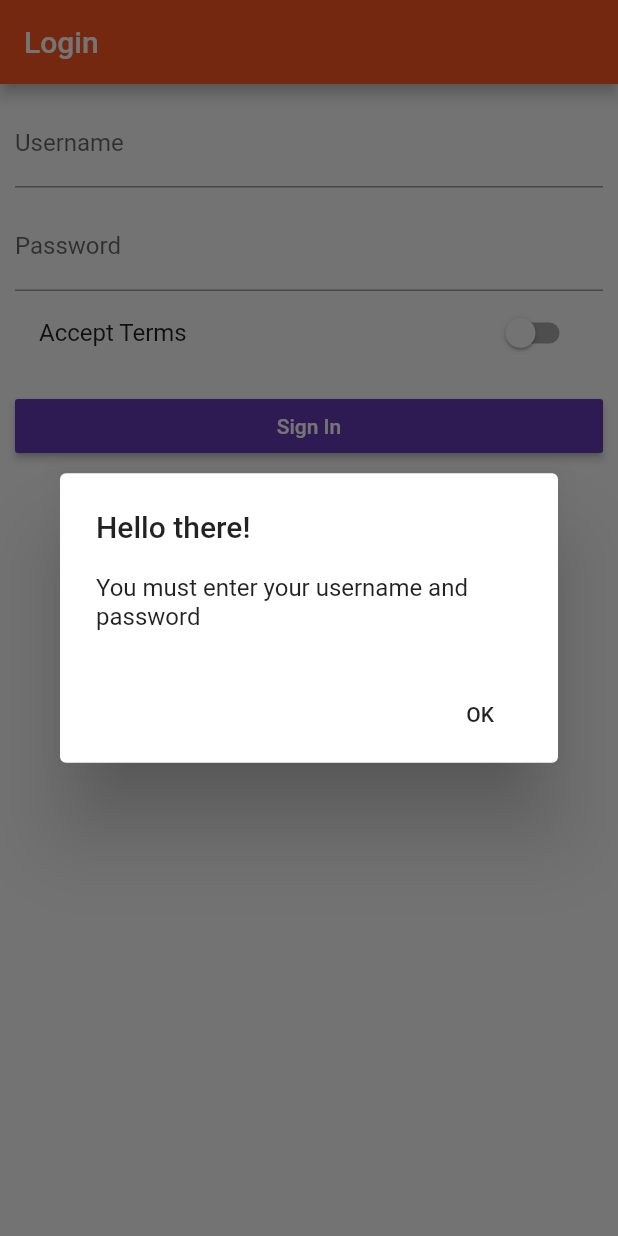
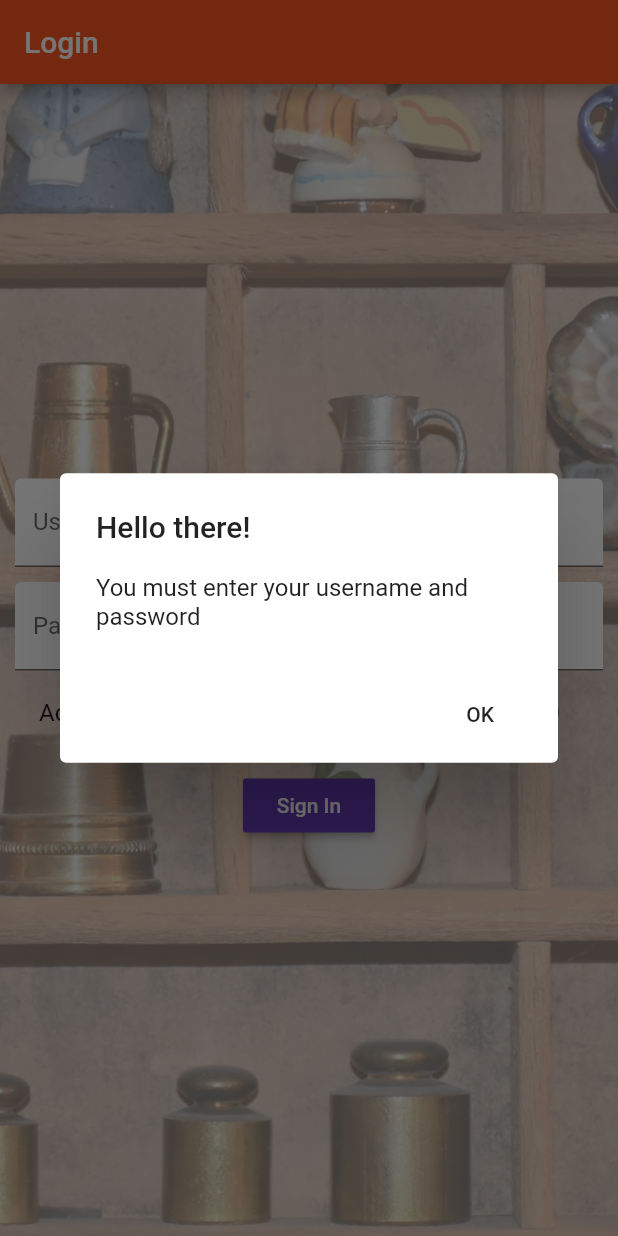
Before and after one commit to kolyaio/flutter_app, a Flutter app: the screen it shows after launch, after a tap on "Sign In", on a phone screen of 412 x 824 dp. Run offline on Flutter 3.47's test engine with Material 2 defaults, Android fonts, the phone set to English and light mode, and no system bars.

```diff
--- a/lib/main.dart
+++ b/lib/main.dart
@@ -1,18 +1,22 @@
 import 'package:flutter/material.dart';
+// import 'package:flutter/rendering.dart';
+
+import './pages/auth.dart';
 import './pages/products_admin.dart';
-import './pages/auth.dart';
 import './pages/products.dart';
 import './pages/product.dart';
 
-void main() => runApp(MyApp());
+void main() {
+  // debugPaintSizeEnabled = true;
+  runApp(MyApp());
+}
 
 class MyApp extends StatefulWidget {
 
   @override
-    State<StatefulWidget> createState() {
-      // TODO: implement createState
-      return _MyAppState();
-    }
+  State<StatefulWidget> createState() {
+    return _MyAppState();
+  }
 }
 
 class _MyAppState extends State<MyApp> {
--- a/lib/pages/auth.dart
+++ b/lib/pages/auth.dart
@@ -25,8 +25,7 @@ class _AuthPageState extends State<AuthPage> {
                 onPressed: () {
                   if (_checkLogin(context)) {
                     Navigator.pushReplacementNamed(context, '/products');
-                  }
-                  else {
+                  } else {
                     Navigator.pop(context);
                   }
                 },
@@ -37,8 +36,10 @@ class _AuthPageState extends State<AuthPage> {
   }
 
   bool _checkLogin(BuildContext context) {
-     bool usernameIsNotNullOrEmpty = (this._usernameValue != null) && (this._usernameValue != "");
-     bool passwordIsNotNullOrEmpty = (this._passwordValue != null) && (this._passwordValue != "");
+    bool usernameIsNotNullOrEmpty =
+        (this._usernameValue != null) && (this._usernameValue != "");
+    bool passwordIsNotNullOrEmpty =
+        (this._passwordValue != null) && (this._passwordValue != "");
     if (usernameIsNotNullOrEmpty && passwordIsNotNullOrEmpty) {
       return true;
     }
@@ -50,13 +51,24 @@ class _AuthPageState extends State<AuthPage> {
       appBar: AppBar(
         title: Text('Login'),
       ),
-        body: Builder(
-          builder: (context) => Container(
-                  margin: EdgeInsets.all(10.0),
-                  child: ListView(
+      body: Container(
+        decoration: BoxDecoration(
+          image: DecorationImage(
+              image: AssetImage('assets/background.jpg'),
+              fit: BoxFit.cover,
+              colorFilter: ColorFilter.mode(
+                  Colors.black.withOpacity(0.5), BlendMode.dstATop)),
+        ),
+        padding: EdgeInsets.all(10.0),
+        child: Center(
+          child: SingleChildScrollView(
+            child: Column(
               children: <Widget>[
                 TextField(
-                      decoration: InputDecoration(labelText: 'Username'),
+                  decoration: InputDecoration(
+                      labelText: 'Username',
+                      filled: true,
+                      fillColor: Colors.white),
                   onChanged: (String value) {
                     setState(() {
                       _usernameValue = value;
@@ -66,7 +78,10 @@ class _AuthPageState extends State<AuthPage> {
                 SizedBox(height: 10.0),
                 TextField(
                   obscureText: true,
-                      decoration: InputDecoration(labelText: 'Password'),
+                  decoration: InputDecoration(
+                      labelText: 'Password',
+                      filled: true,
+                      fillColor: Colors.white),
                   onChanged: (String value) {
                     setState(() {
                       _passwordValue = value;
@@ -92,8 +107,8 @@ class _AuthPageState extends State<AuthPage> {
                       _showWarningDialog(context,
                           "Yo! $_usernameValue, your password is $_passwordValue");
                     } else {
-                          _showWarningDialog(context,
-                         "You must enter your username and password");
+                      _showWarningDialog(
+                          context, "You must enter your username and password");
                     }
                   },
                 )
@@ -101,6 +116,7 @@ class _AuthPageState extends State<AuthPage> {
             ),
           ),
         ),
+      ),
     );
   }
 }
--- a/pubspec.yaml
+++ b/pubspec.yaml
@@ -28,6 +28,7 @@ flutter:
   # To add assets to your application, add an assets section, like this:
   assets:
     - assets/food.jpg
+    - assets/background.jpg
 
   # An image asset can refer to one or more resolution-specific "variants", see
   # https://flutter.io/assets-and-images/#resolution-aware.
```
Also changed, not shown: lib/products.dart (+6 -6 lines), assets/background.jpg (added). Lines whose indentation alone changed are shown as unchanged.
